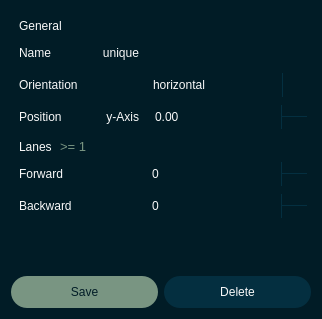
Old version of the form pse/umlsl_editor/src/view/widgets/qt_widgets/road_dialog.ui in the repository 69420pm/UMLSL-traffic-editor.
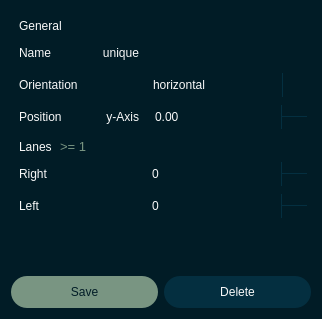
New version of the form. Icons and pictures are not drawn.

```diff
--- a/pse/umlsl_editor/src/view/widgets/qt_widgets/road_dialog.ui
+++ b/pse/umlsl_editor/src/view/widgets/qt_widgets/road_dialog.ui
@@ -581,7 +581,7 @@
             </size>
            </property>
            <property name="text">
-            <string>Backward</string>
+            <string>Left</string>
            </property>
           </widget>
          </item>
@@ -626,7 +626,7 @@
             </size>
            </property>
            <property name="text">
-            <string>Forward</string>
+            <string>Right</string>
            </property>
           </widget>
          </item>
```
Left out of the diff: 4 changed lines with no effect on the pictures.
